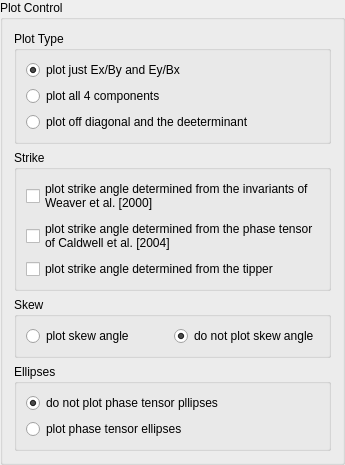
The window that mtpy/gui/SmartMT/ui_asset/groupbox_plot_control_mt_response.ui (MTgeophysics/mtpy) describes before a commit, drawn with Qt 5.
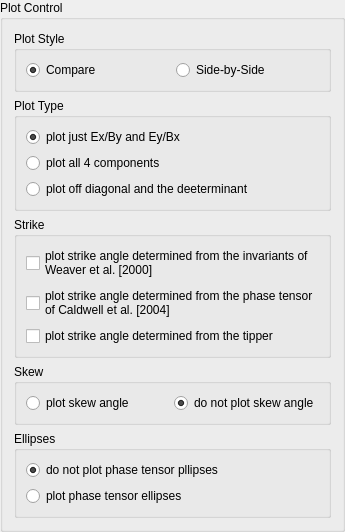
The same window after the commit.

Commit message: implemented multiple MT responses

```diff
--- a/mtpy/gui/SmartMT/ui_asset/groupbox_plot_control_mt_response.ui
+++ b/mtpy/gui/SmartMT/ui_asset/groupbox_plot_control_mt_response.ui
@@ -7,7 +7,7 @@
     <x>0</x>
     <y>0</y>
        <width>312</width>
-       <height>392</height>
+       <height>448</height>
    </rect>
   </property>
   <property name="sizePolicy">
@@ -23,6 +23,38 @@
    <string>Plot Control</string>
   </property>
   <layout class="QVBoxLayout" name="verticalLayout">
+      <item>
+          <widget class="QGroupBox" name="groupBox_plot_style">
+              <property name="sizePolicy">
+                  <sizepolicy hsizetype="Preferred" vsizetype="Fixed">
+                      <horstretch>0</horstretch>
+                      <verstretch>0</verstretch>
+                  </sizepolicy>
+              </property>
+              <property name="title">
+                  <string>Plot Style</string>
+              </property>
+              <layout class="QHBoxLayout" name="horizontalLayout">
+                  <item>
+                      <widget class="QRadioButton" name="radioButton_compare">
+                          <property name="text">
+                              <string>Compare</string>
+                          </property>
+                          <property name="checked">
+                              <bool>true</bool>
+                          </property>
+                      </widget>
+                  </item>
+                  <item>
+                      <widget class="QRadioButton" name="radioButton_all">
+                          <property name="text">
+                              <string>Side-by-Side</string>
+                          </property>
+                      </widget>
+                  </item>
+              </layout>
+          </widget>
+      </item>
    <item>
     <widget class="QGroupBox" name="groupBox">
      <property name="sizePolicy">
```
The commit also changes 6 other files.
